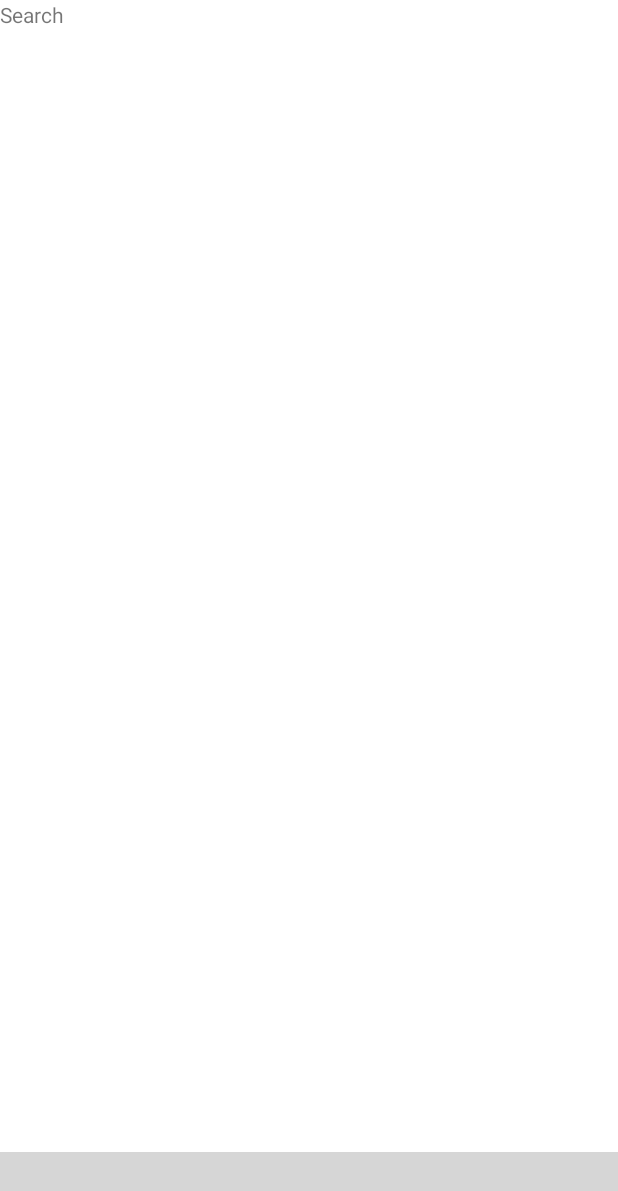
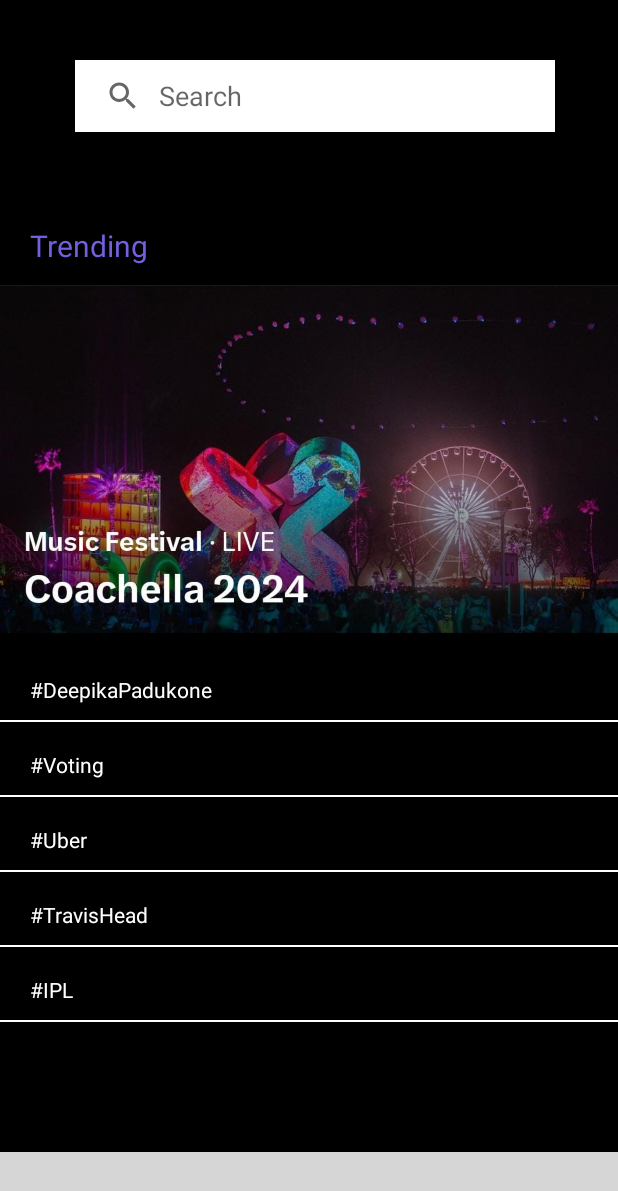
Before and after one commit to Kcode15/Social_Media_App, an Android app: the fragment SearchFragment placed in its activity, on a phone screen of 412 x 824 dp. Shown: the top 1191 px of the screen. Run offline under Robolectric (Android 15) with nearby library versions, the phone set to English and light mode, and no system bars; libraries missing offline, so code that uses them is left out: com.iammert.library; plain views replace ReadableBottomBar; 1 statement that could not run was skipped; grey boxes are pictures that could not be loaded.

Commit message:
third Commit by Rashi

```diff
--- /dev/null
+++ b/app/src/main/res/drawable/rounded_search_view.xml
@@ -0,0 +1,9 @@
+<?xml version="1.0" encoding="utf-8"?>
+<selector xmlns:android="http://schemas.android.com/apk/res/android">
+    <shape xmlns:android="http://schemas.android.com/apk/res/android"
+        android:shape="rectangle">
+        <solid android:color="@android:color/white" />
+        <corners android:radius="20dp" />
+    </shape>
+
+</selector>
--- a/app/src/main/res/layout/fragment_request.xml
+++ b/app/src/main/res/layout/fragment_request.xml
@@ -5,7 +5,6 @@
     android:layout_height="match_parent"
     tools:context=".Fragment.RequestFragment">
 
-    <!-- TODO: Update blank fragment layout -->
     <TextView
         android:layout_width="match_parent"
         android:layout_height="match_parent"
--- a/app/src/main/res/layout/fragment_search.xml
+++ b/app/src/main/res/layout/fragment_search.xml
@@ -1,14 +1,116 @@
 <?xml version="1.0" encoding="utf-8"?>
 <FrameLayout xmlns:android="http://schemas.android.com/apk/res/android"
+    xmlns:app="http://schemas.android.com/apk/res-auto"
     xmlns:tools="http://schemas.android.com/tools"
     android:layout_width="match_parent"
     android:layout_height="match_parent"
+    android:background="@color/black"
     tools:context=".Fragment.SearchFragment">
 
-    <!-- TODO: Update blank fragment layout -->
+    <SearchView
+        android:id="@+id/search_view"
+        android:layout_width="wrap_content"
+        android:layout_height="wrap_content"
+        android:queryHint="Search"
+        android:background="@android:color/white"
+        android:layout_marginLeft="50dp"
+        android:layout_marginTop="40dp"
+        android:queryBackground="@android:color/white"
+        android:iconifiedByDefault="false"
+        android:focusable="true"
+        android:focusableInTouchMode="true"
+        android:imeOptions="actionSearch" />
+
     <TextView
-        android:layout_width="match_parent"
-        android:layout_height="match_parent"
-        android:text="Search" />
+        android:id="@+id/textView3"
+        android:layout_width="wrap_content"
+        android:layout_height="wrap_content"
+        android:text="Trending"
+        android:textSize="20dp"
+        android:textColor="#7360DF"
+        android:layout_marginTop="150dp"
+        android:layout_marginLeft="20dp"/>
+
+    <ImageView
+        android:id="@+id/imageView4"
+        android:layout_width="wrap_content"
+        android:layout_height="wrap_content"
+        android:src="@drawable/coachella2024" />
+
+    <TextView
+        android:id="@+id/textView18"
+        android:layout_width="wrap_content"
+        android:layout_height="wrap_content"
+        android:text="#DeepikaPadukone"
+        android:textColor="@color/white"
+        android:layout_marginTop="450dp"
+        android:layout_marginLeft="20dp" />
+    <View
+        android:layout_width="wrap_content"
+        android:layout_height="1dp"
+        android:background="@android:color/white"
+        android:layout_marginTop="480dp"
+        android:layout_gravity="center_horizontal"/>
+    <TextView
+        android:id="@+id/textView19"
+        android:layout_width="wrap_content"
+        android:layout_height="wrap_content"
+        android:text="#Voting"
+        android:textColor="@color/white"
+        android:layout_marginTop="500dp"
+        android:layout_marginLeft="20dp" />
+    <View
+        android:layout_width="wrap_content"
+        android:layout_height="1dp"
+        android:background="@android:color/white"
+        android:layout_marginTop="530dp"
+        android:layout_gravity="center_horizontal"/>
+    <TextView
+        android:id="@+id/textView20"
+        android:layout_width="wrap_content"
+        android:layout_height="wrap_content"
+        android:text="#Uber"
+        android:textColor="@color/white"
+        android:layout_marginTop="550dp"
+        android:layout_marginLeft="20dp" />
+
+    <View
+        android:layout_width="wrap_content"
+        android:layout_height="1dp"
+        android:background="@android:color/white"
+        android:layout_marginTop="580dp"
+        android:layout_gravity="center_horizontal"/>
+
+    <TextView
+        android:id="@+id/textView21"
+        android:layout_width="wrap_content"
+        android:layout_height="wrap_content"
+        android:text="#TravisHead"
+        android:textColor="@color/white"
+        android:layout_marginTop="600dp"
+        android:layout_marginLeft="20dp" />
+    <View
+        android:layout_width="wrap_content"
+        android:layout_height="1dp"
+        android:background="@android:color/white"
+        android:layout_marginTop="630dp"
+        android:layout_gravity="center_horizontal"/>
+    <TextView
+        android:id="@+id/textView22"
+        android:layout_width="wrap_content"
+        android:layout_height="wrap_content"
+        android:text="#IPL"
+        android:textColor="@color/white"
+        android:layout_marginTop="650dp"
+        android:layout_marginLeft="20dp" />
+    <View
+        android:layout_width="wrap_content"
+        android:layout_height="1dp"
+        android:background="@android:color/white"
+        android:layout_marginTop="680dp"
+        android:layout_gravity="center_horizontal"/>
+
+
+
 
 </FrameLayout>
```
Also changed, not shown: app/src/main/java/com/example/socialmediaapp/Fragment/SearchFragment.java (+1 -19 lines), app/src/main/res/drawable/coachella2024.jpg (added).
